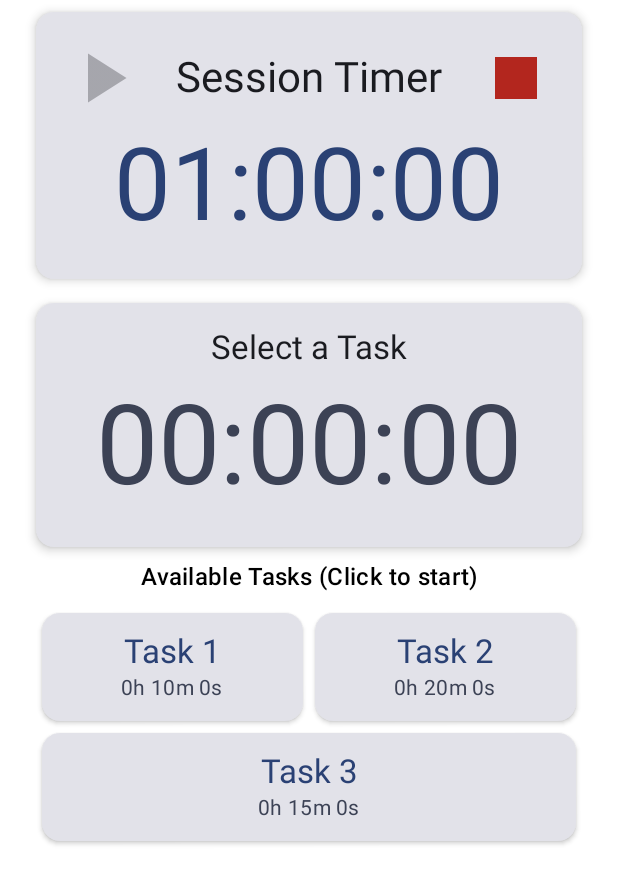
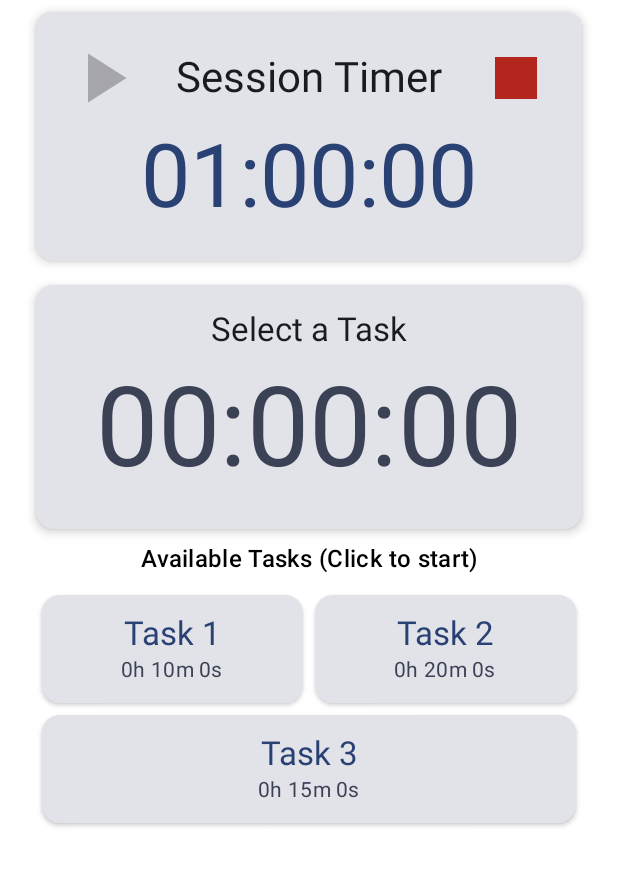
Before and after one commit to prateekkarna/ExamPracticeHelper, an Android app built with Jetpack Compose: the @Preview function RunSessionScreenPreview, on a phone screen of 412 x 824 dp. Shown: the top 884 px of the screen. Run offline under Robolectric (Android 15) with nearby library versions, the phone set to English and light mode, and no system bars; our stand-ins replace Room's generated code.

Commit message:
running session timers

```diff
--- a/app/src/main/java/com/example/exampractisehelper/ui/screens/runsession/RunSessionScreen.kt
+++ b/app/src/main/java/com/example/exampractisehelper/ui/screens/runsession/RunSessionScreen.kt
@@ -68,7 +68,7 @@ fun RunSessionScreen(
         while (sessionRunning) {
             delay(1000)
             if (sessionCountsDown) {
-                if (sessionTimer > 0) sessionTimer--
+                sessionTimer-- // allow negative values
             } else {
                 sessionTimer++
             }
@@ -76,23 +76,43 @@ fun RunSessionScreen(
     }
     // Task timer logic
     LaunchedEffect(taskRunning) {
-        while (taskRunning && taskTimer > 0) {
+        while (taskRunning) {
             delay(1000)
-            taskTimer--
+            if (currentTask?.taskDuration != null && currentTask.taskDuration > 0) {
+                taskTimer-- // allow negative values
+            } else {
+                taskTimer++
+            }
+            // If task timer is negative, stop subtask timer
+            if (taskTimer < 0) {
+                subtaskRunning = false
+            }
         }
     }
     // Subtask timer logic
-    LaunchedEffect(subtaskRunning) {
-        while (subtaskRunning && subtaskTimer > 0) {
-            delay(1000)
-            subtaskTimer--
+    LaunchedEffect(subtaskRunning, currentSubtaskIndex, subtaskTimer) {
+        if (subtaskRunning) {
+            while (subtaskRunning && subtaskTimer > 0) {
+                delay(1000)
+                subtaskTimer--
+                // When subtask timer reaches 0, move to next subtask if available
+                if (subtaskTimer == 0 && currentSubtaskIndex != null) {
+                    val nextIndex = currentSubtaskIndex!! + 1
+                    if (nextIndex < subtasks.size) {
+                        currentSubtaskIndex = nextIndex
+                        subtaskTimer = subtasks[nextIndex].duration ?: 0
+                    } else {
+                        subtaskRunning = false // No more subtasks
+                    }
+                }
+            }
         }
     }
 
     // Timer font sizes
     val smallestTimerSize = MaterialTheme.typography.displaySmall.fontSize
-    val mediumTimerSize = MaterialTheme.typography.displayMedium.fontSize * 1.5f
-    val largestTimerSize = MaterialTheme.typography.displayLarge.fontSize * 1.3f
+    val mediumTimerSize = MaterialTheme.typography.displayMedium.fontSize * 1.3f
+    val largestTimerSize = if (sessionTimer < 0 || taskTimer < 0) MaterialTheme.typography.displayLarge.fontSize * 1.2f else MaterialTheme.typography.displayLarge.fontSize * 1.3f
 
     // Determine which timers are visible
     val showSubtaskTimer = subtasks.isNotEmpty()
@@ -111,6 +131,10 @@ fun RunSessionScreen(
         else -> mediumTimerSize
     }
     val subtaskTimerFontSize = if (showSubtaskTimer) largestTimerSize else mediumTimerSize
+
+    // Timer color logic
+    val sessionTimerColor = if (sessionTimer < 0) MaterialTheme.colorScheme.error else MaterialTheme.colorScheme.primary
+    val taskTimerColor = if (taskTimer < 0) MaterialTheme.colorScheme.error else MaterialTheme.colorScheme.secondary
 
     Column(
         modifier = Modifier
@@ -200,8 +224,12 @@ fun RunSessionScreen(
                         contentAlignment = Alignment.Center
                     ) {
                         Text(
-                            text = String.format(Locale.getDefault(), "%02d:%02d:%02d", sessionTimer / 3600, (sessionTimer % 3600) / 60, sessionTimer % 60),
-                            style = MaterialTheme.typography.displayMedium.copy(fontSize = sessionTimerFontSize, color = MaterialTheme.colorScheme.primary)
+                            text = String.format(Locale.getDefault(), "%s%02d:%02d:%02d",
+                                if (sessionTimer < 0) "-" else "",
+                                kotlin.math.abs(sessionTimer) / 3600,
+                                (kotlin.math.abs(sessionTimer) % 3600) / 60,
+                                kotlin.math.abs(sessionTimer) % 60),
+                            style = MaterialTheme.typography.displayMedium.copy(fontSize = sessionTimerFontSize, color = sessionTimerColor)
                         )
                     }
                     Spacer(Modifier.height(4.dp))
@@ -244,8 +272,12 @@ fun RunSessionScreen(
                         contentAlignment = Alignment.Center
                     ) {
                         Text(
-                            text = String.format(Locale.getDefault(), "%02d:%02d:%02d", taskTimer / 3600, (taskTimer % 3600) / 60, taskTimer % 60),
-                            style = MaterialTheme.typography.displaySmall.copy(fontSize = taskTimerFontSize, color = MaterialTheme.colorScheme.secondary)
+                            text = String.format(Locale.getDefault(), "%s%02d:%02d:%02d",
+                                if (taskTimer < 0) "-" else "",
+                                kotlin.math.abs(taskTimer) / 3600,
+                                (kotlin.math.abs(taskTimer) % 3600) / 60,
+                                kotlin.math.abs(taskTimer) % 60),
+                            style = MaterialTheme.typography.displaySmall.copy(fontSize = taskTimerFontSize, color = taskTimerColor)
                         )
                     }
                     Spacer(Modifier.height(4.dp))
@@ -381,7 +413,11 @@ fun RunSessionScreen(
                         contentAlignment = Alignment.Center
                     ) {
                         Text(
-                            text = String.format(Locale.getDefault(), "%02d:%02d:%02d", sessionTimer / 3600, (sessionTimer % 3600) / 60, sessionTimer % 60),
+                            text = String.format(Locale.getDefault(), "%s%02d:%02d:%02d",
+                                if (sessionTimer < 0) "-" else "",
+                                kotlin.math.abs(sessionTimer) / 3600,
+                                (kotlin.math.abs(sessionTimer) % 3600) / 60,
+                                kotlin.math.abs(sessionTimer) % 60),
                             style = MaterialTheme.typography.displayLarge.copy(fontSize = largestTimerSize, color = MaterialTheme.colorScheme.primary)
                         )
                     }
```
